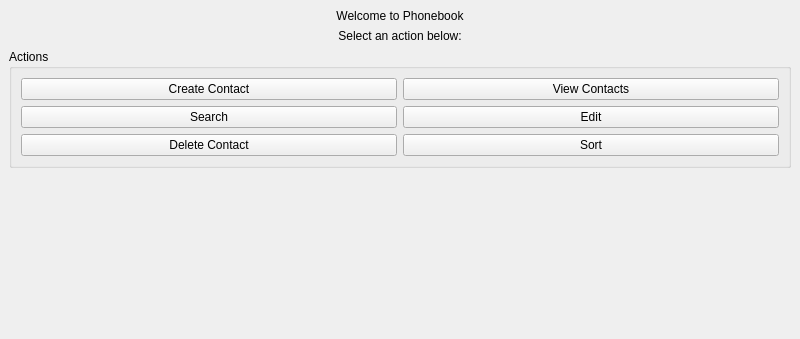
Ramzy-22/course-work-2-year, file phonebookgui/mainwindow.ui: the form before one commit; both pictures show x 0 to 800 and y 0 to 339 of the 800 by 600 pixel window.
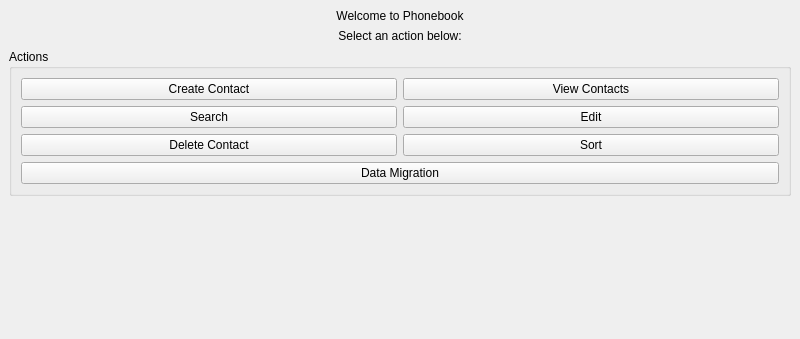
The form after the commit.

Diff of the .ui file:
```diff
--- a/phonebookgui/mainwindow.ui
+++ b/phonebookgui/mainwindow.ui
@@ -83,6 +83,13 @@
          </property>
         </widget>
        </item>
+       <item row="3" column="0" colspan="2">
+        <widget class="QPushButton" name="btnMigration">
+         <property name="text">
+          <string>Data Migration</string>
+         </property>
+        </widget>
+       </item>
       </layout>
      </widget>
     </item>
```
